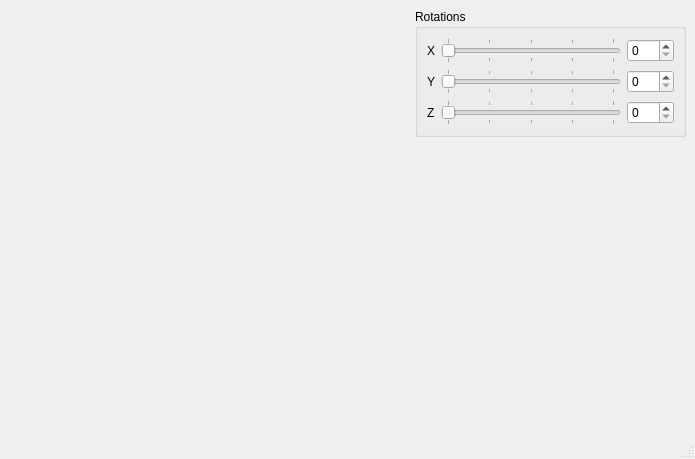
Qt form interfaces/MainWindow.ui (lovehina13/Visualisation3D) before a commit.
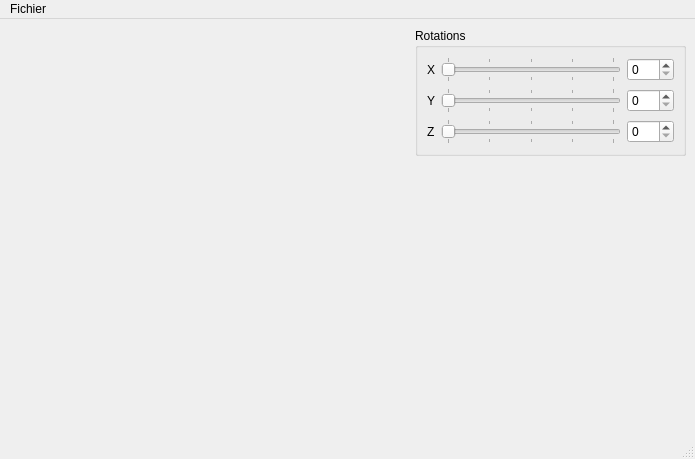
The same form after that commit. Custom widgets are drawn as their Qt base class.

What changed in the file:
```diff
--- a/interfaces/MainWindow.ui
+++ b/interfaces/MainWindow.ui
@@ -172,6 +172,15 @@
      <height>21</height>
     </rect>
    </property>
+   <widget class="QMenu" name="menuFichier">
+    <property name="title">
+     <string>Fichier</string>
+    </property>
+    <addaction name="actionCharger"/>
+    <addaction name="separator"/>
+    <addaction name="actionQuitter"/>
+   </widget>
+   <addaction name="menuFichier"/>
   </widget>
   <widget class="QStatusBar" name="statusbar"/>
  </widget>
```
Left out of the diff: 10 changed lines with no effect on the pictures.
